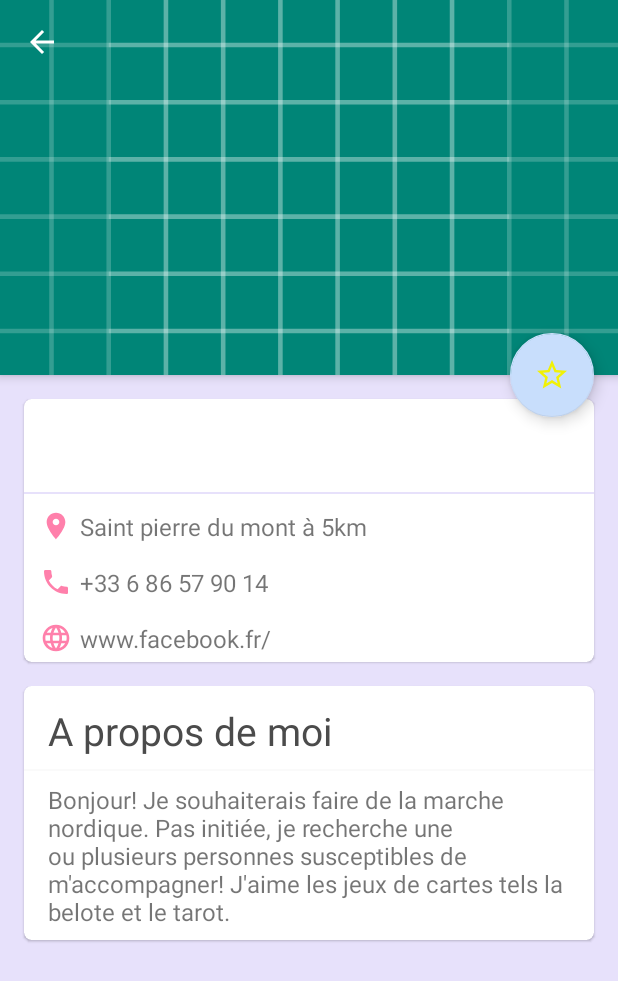
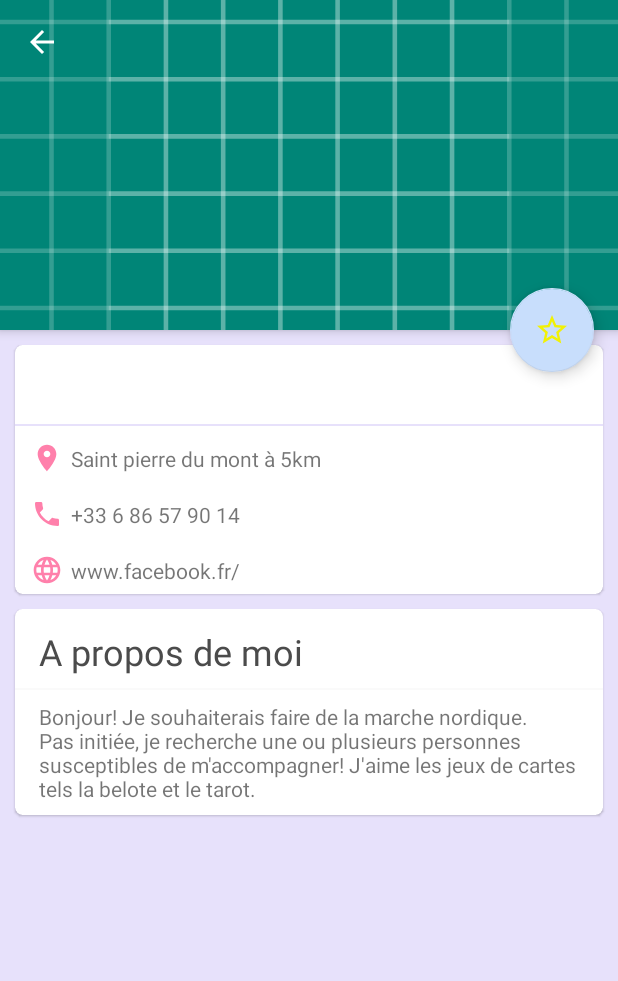
Before and after one commit to NelfDesign/OC_Entrevoisins_Projet3, an Android app: the DetailsNeighbourActivity screen opened directly, with no data from a screen before it, on a phone screen of 412 x 824 dp. Shown: the top 981 px of the screen. Run offline under Robolectric (Android 15) with nearby library versions, the phone set to English and light mode, and no system bars; our stand-ins replace ButterKnife; pictures from the network do not load; 4 statements that could not run were skipped.

Commit message:
update UI

```diff
--- a/app/src/main/res/layout/activity_details__neighbour.xml
+++ b/app/src/main/res/layout/activity_details__neighbour.xml
@@ -28,17 +28,18 @@
 
                 <!-- USER IMAGE -->
 
+                <!-- TOOLBAR -->
+
                 <ImageView
                     android:id="@+id/imageNeighbour"
                     android:layout_width="match_parent"
-                    android:layout_height="250dp"
+                    android:layout_height="220dp"
+                    android:scaleType="centerCrop"
                     android:src="@drawable/ic_launcher_background"
-                    android:scaleType="centerCrop"
-                    app:layout_constraintTop_toTopOf="parent"
+                    app:layout_constraintEnd_toEndOf="parent"
+                    app:layout_constraintHorizontal_bias="0.0"
                     app:layout_constraintStart_toStartOf="parent"
-                    app:layout_constraintEnd_toEndOf="parent"/>
-
-                <!-- TOOLBAR -->
+                    app:layout_constraintTop_toTopOf="parent" />
 
                 <android.support.v7.widget.Toolbar
                     android:id="@+id/toolbarDetails"
@@ -53,11 +54,11 @@
                     android:id="@+id/nameDetails"
                     android:layout_width="match_parent"
                     android:layout_height="wrap_content"
-                    android:layout_marginStart="15dp"
-                    android:layout_marginEnd="15dp"
-                    android:paddingBottom="20dp"
+                    android:layout_marginStart="@dimen/margin_large"
+                    android:layout_marginEnd="@dimen/margin_large"
+                    android:paddingBottom="@dimen/margin_large"
                     tools:text="Caroline"
-                    android:textSize="36sp"
+                    android:textSize="@dimen/text_title"
                     android:textColor="@android:color/white"
                     app:layout_constraintEnd_toEndOf="parent"
                     app:layout_constraintStart_toStartOf="parent"
@@ -89,12 +90,11 @@
                     android:id="@+id/nameCard"
                     android:layout_width="match_parent"
                     android:layout_height="wrap_content"
-                    android:layout_marginStart="16dp"
-                    android:layout_marginEnd="16dp"
-                    android:paddingTop="12dp"
-                    android:paddingBottom="12dp"
+                    android:layout_marginStart="@dimen/activity_horizontal_margin"
+                    android:layout_marginEnd="@dimen/activity_vertical_margin"
+                    android:padding="@dimen/activity_horizontal_margin"
                     tools:text="Caroline"
-                    android:textSize="28sp"
+                    android:textSize="@dimen/text_size_title"
                     android:textColor="@color/mainTitle"
                     app:layout_constraintEnd_toEndOf="parent"
                     app:layout_constraintStart_toStartOf="parent"
@@ -129,7 +129,7 @@
                     android:layout_width="0dp"
                     android:layout_height="wrap_content"
                     android:text="@string/address"
-                    android:textSize="16sp"
+                    android:textSize="@dimen/text_size"
                     android:textAlignment="textStart"
                     app:layout_constraintBottom_toBottomOf="@id/iconAddress"
                     app:layout_constraintStart_toEndOf="@id/iconAddress"
@@ -151,7 +151,7 @@
                     android:layout_width="0dp"
                     android:layout_height="wrap_content"
                     android:text="@string/phone_number"
-                    android:textSize="16sp"
+                    android:textSize="@dimen/text_size"
                     android:textAlignment="textStart"
                     app:layout_constraintBottom_toBottomOf="@id/iconPhone"
                     app:layout_constraintStart_toEndOf="@id/iconPhone"
@@ -175,7 +175,7 @@
                     android:layout_height="wrap_content"
                     android:text="@string/url"
                     android:textAlignment="textStart"
-                    android:textSize="16sp"
+                    android:textSize="@dimen/text_size"
                     app:layout_constraintBottom_toBottomOf="@id/iconUrl"
                     app:layout_constraintStart_toEndOf="@id/iconUrl"
                     app:layout_constraintTop_toTopOf="@+id/iconUrl" />
@@ -184,9 +184,9 @@
                     android:id="@+id/nameFacebook"
                     android:layout_width="wrap_content"
                     android:layout_height="wrap_content"
-                    android:layout_marginBottom="4dp"
-                    android:textSize="16sp"
-                    app:layout_constraintBottom_toBottomOf="parent"
+                    android:textSize="@dimen/text_size"
+                    app:layout_constraintBottom_toBottomOf="@+id/facebook"
+                    app:layout_constraintTop_toTopOf="@+id/facebook"
                     app:layout_constraintLeft_toRightOf="@+id/facebook"
                     tools:text="caroline" />
 
@@ -215,12 +215,12 @@
                     android:id="@+id/activity_profile_neighbour_tv_basic_text"
                     android:layout_width="match_parent"
                     android:layout_height="wrap_content"
-                    android:layout_marginStart="16dp"
-                    android:layout_marginEnd="16dp"
-                    android:paddingTop="12dp"
-                    android:paddingBottom="8dp"
+                    android:layout_marginStart="@dimen/margin_large"
+                    android:layout_marginEnd="@dimen/margin_large"
+                    android:paddingTop="@dimen/padding_medium"
+                    android:paddingBottom="@dimen/appbar_padding_top"
                     android:text="@string/text"
-                    android:textSize="26sp"
+                    android:textSize="@dimen/text_size_title"
                     android:textColor="@color/mainTitle"
                     app:layout_constraintEnd_toEndOf="parent"
                     app:layout_constraintStart_toStartOf="parent"
@@ -243,16 +243,18 @@
                     android:id="@+id/activity_profile_neighbour_tv_introduction"
                     android:layout_width="match_parent"
                     android:layout_height="wrap_content"
-                    android:layout_marginStart="16dp"
-                    android:layout_marginEnd="16dp"
+                    android:layout_marginStart="@dimen/margin_large"
+                    android:layout_marginEnd="@dimen/margin_large"
                     android:paddingTop="8dp"
                     android:paddingBottom="8dp"
                     android:text="@string/description"
-                    android:textSize="16sp"
+                    android:textSize="@dimen/text_size"
+                    app:layout_constraintBottom_toBottomOf="parent"
                     app:layout_constraintEnd_toEndOf="parent"
+                    app:layout_constraintHorizontal_bias="0.0"
                     app:layout_constraintStart_toStartOf="parent"
                     app:layout_constraintTop_toBottomOf="@id/activity_profile_neighbour_v_separator2"
-                    app:layout_constraintBottom_toBottomOf="parent"/>
+                    app:layout_constraintVertical_bias="0.0" />
 
             </android.support.constraint.ConstraintLayout>
 
--- a/app/src/main/res/values/dimens.xml
+++ b/app/src/main/res/values/dimens.xml
@@ -1,8 +1,13 @@
 <resources>
     <!-- Default screen margins, per the Android Design guidelines. -->
-    <dimen name="activity_horizontal_margin">16dp</dimen>
-    <dimen name="activity_vertical_margin">16dp</dimen>
+    <dimen name="activity_horizontal_margin">10dp</dimen>
+    <dimen name="activity_vertical_margin">10dp</dimen>
     <dimen name="fab_margin">16dp</dimen>
     <dimen name="appbar_padding_top">8dp</dimen>
     <dimen name="text_margin">16dp</dimen>
+    <dimen name="text_size_title">24sp</dimen>
+    <dimen name="text_size">14sp</dimen>
+    <dimen name="margin_large">16dp</dimen>
+    <dimen name="padding_medium">12dp</dimen>
+    <dimen name="text_title">36sp</dimen>
 </resources>
```
